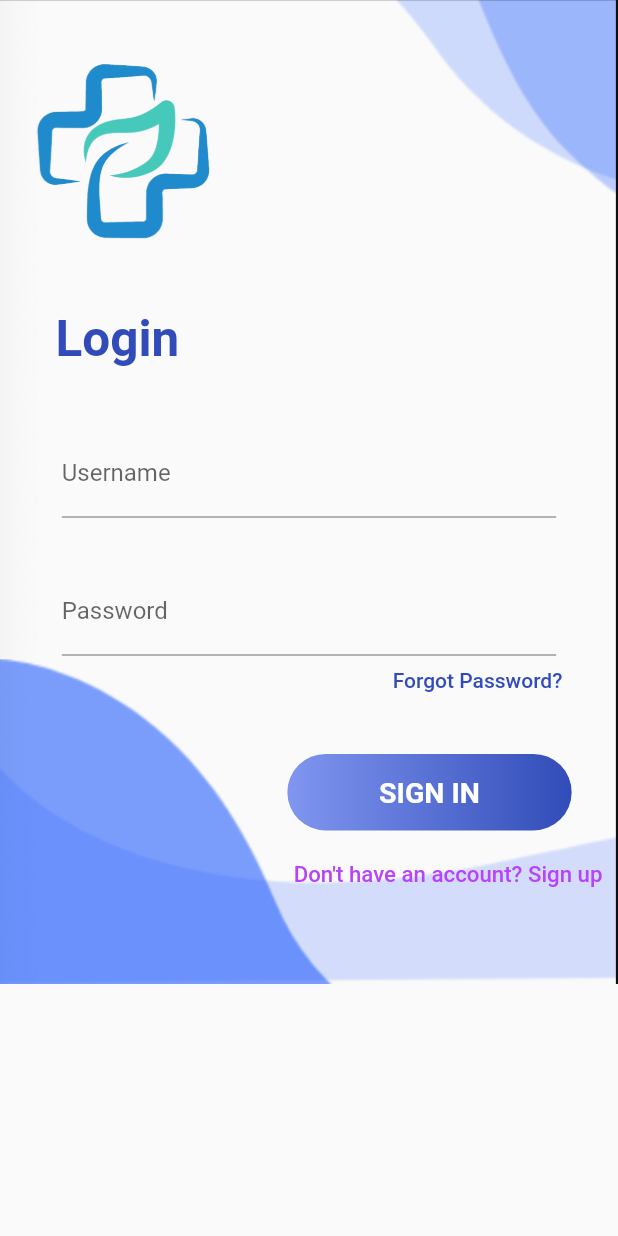
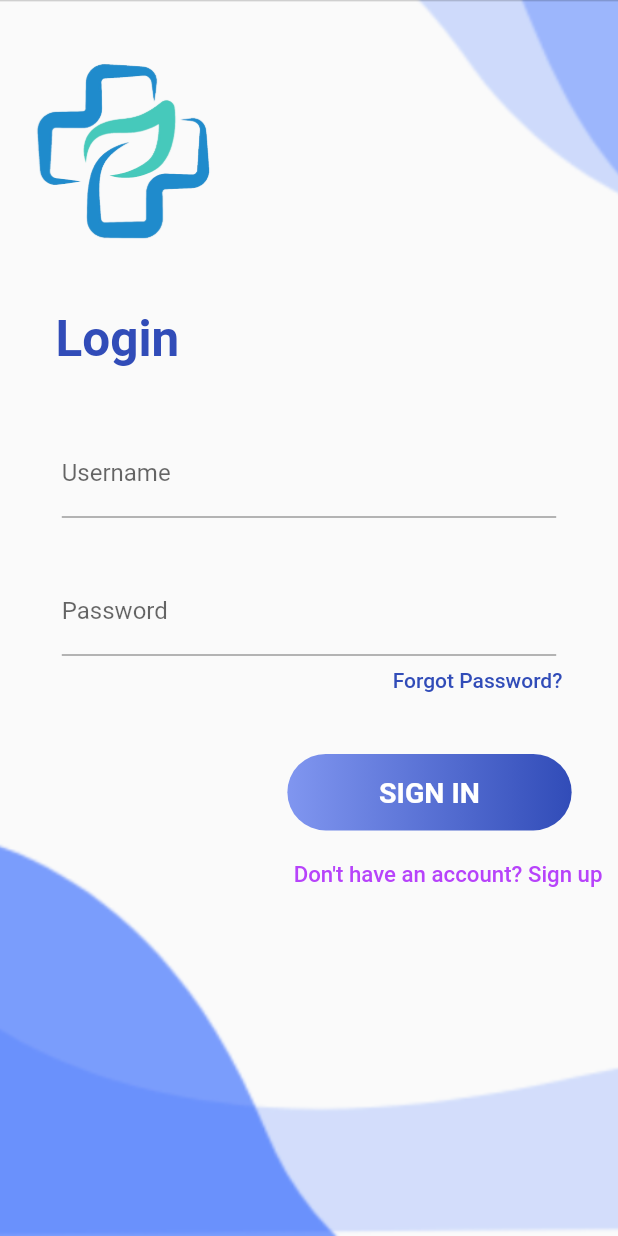
Before and after one commit to bhargav-dobariya/PharmLy, a Flutter app: the screen it shows after launch, on a phone screen of 412 x 824 dp. Run offline on Flutter 3.47's test engine with Material 2 defaults, Android fonts, the phone set to English and light mode, and no system bars; our stand-ins replace email_validator.

Commit message:
background design issue resolved

```diff
--- a/lib/screen/login_screen.dart
+++ b/lib/screen/login_screen.dart
@@ -21,15 +21,20 @@ class LoginScreenState extends State<LoginScreen> {
   Widget build(BuildContext context) {
     _deviceHeight = MediaQuery.of(context).size.height;
     _deviceWidth = MediaQuery.of(context).size.width;
-    return SafeArea(
-        child: Scaffold(
-      resizeToAvoidBottomInset: false,
-      body: Stack(
+    return Scaffold(
+        body: SafeArea(
+      child: SingleChildScrollView(
+        // reverse: true,
+        child: Stack(
           children: [
-          Positioned(
+            SizedBox(
+              height: _deviceHeight,
+              width: _deviceWidth,
               child: Image.asset(
                 "assets/images/bg_image.png",
-          )),
+                fit: BoxFit.fitHeight,
+              ),
+            ),
             //Background Design
             // Positioned(
             //     bottom: _deviceHeight * 0.76,
@@ -50,6 +55,7 @@ class LoginScreenState extends State<LoginScreen> {
             //     bottom: _deviceHeight * 0.0,
             //     child: Image.asset(
             //       "assets/images/bottom2.png",
+
             //     )),
             Positioned(
                 top: _deviceHeight * 0.02,
@@ -60,6 +66,7 @@ class LoginScreenState extends State<LoginScreen> {
 
             _formFieldUi()
           ],
+        ),
       ),
     ));
   }
```
Lines whose indentation alone changed are shown as unchanged.
